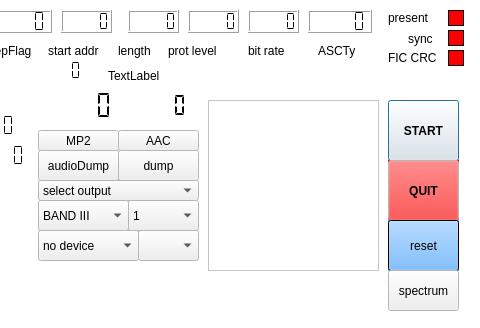
Old version of the form sdrgui.ui in the repository AlbrechtL/sdr-j-dab; both pictures show x 302 to 782 and y 0 to 328 of the 782 by 328 pixel window.
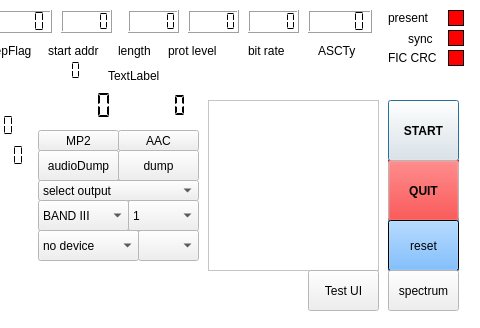
New version of the form. Custom widgets are drawn as their Qt base class.

Diff of the .ui file:
```diff
--- a/sdrgui.ui
+++ b/sdrgui.ui
@@ -1626,6 +1626,19 @@
     <string>FIC CRC</string>
    </property>
   </widget>
+  <widget class="QPushButton" name="TestUIButton">
+   <property name="geometry">
+    <rect>
+     <x>610</x>
+     <y>270</y>
+     <width>71</width>
+     <height>41</height>
+    </rect>
+   </property>
+   <property name="text">
+    <string>Test UI</string>
+   </property>
+  </widget>
  </widget>
  <layoutdefault spacing="6" margin="11"/>
  <pixmapfunction>qPixmapFromMimeSource</pixmapfunction>
```
